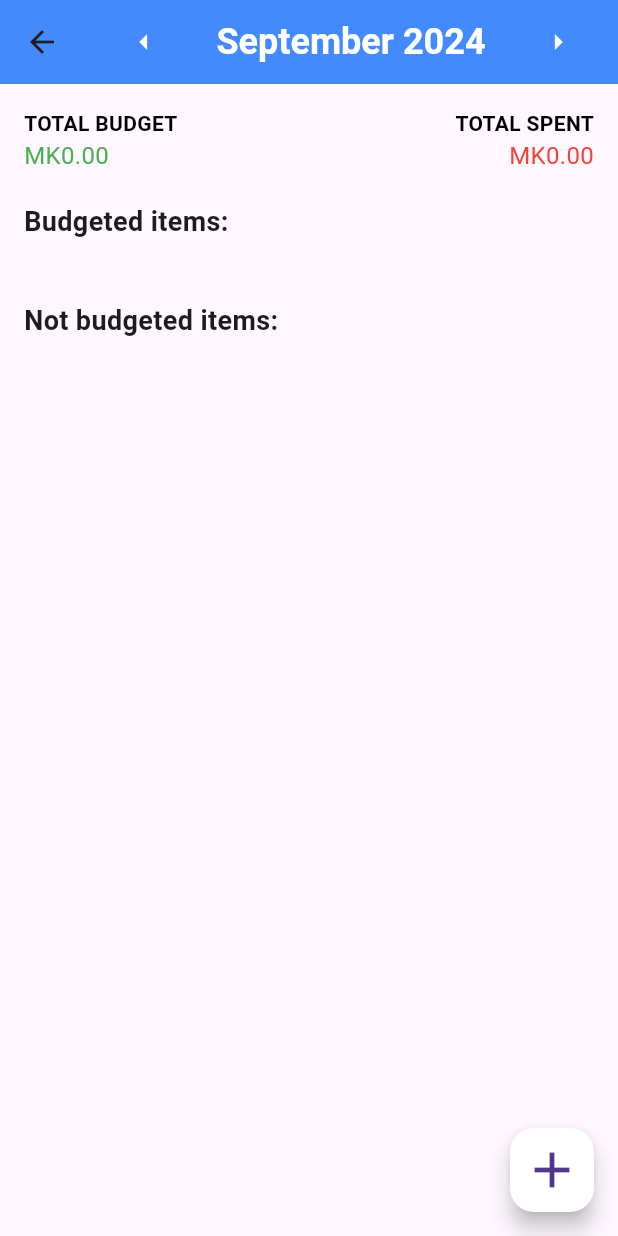
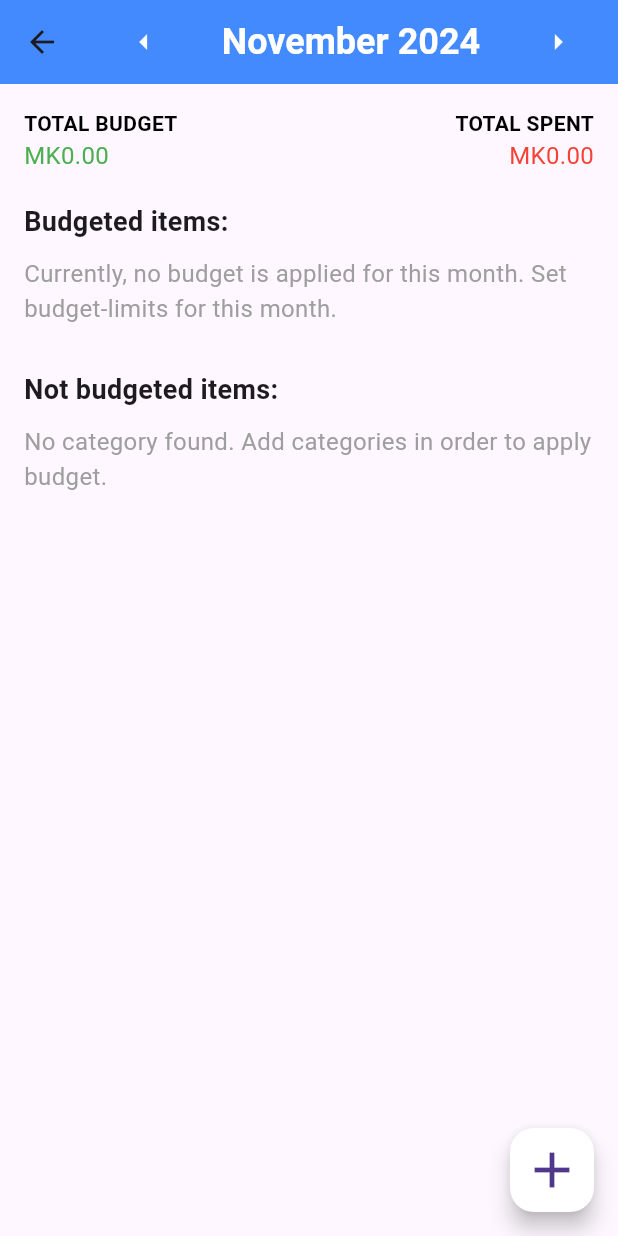
Before and after one commit to bsc-com-31-20/MobileAppDev, a Flutter app: the BudgetPage screen opened directly, on a phone screen of 412 x 824 dp. Run offline on Flutter 3.47's test engine with Material 3 defaults, Android fonts, the phone set to English and light mode, and no system bars; our stand-ins replace cached_network_image, font_awesome_flutter, google_fonts, image_picker, pie_chart, supabase_flutter; accounts and stored records are empty.

Commit message:
Added text in cases where actual data is created

```diff
--- a/lib/pages/account_model.dart
+++ b/lib/pages/account_model.dart
@@ -64,7 +64,7 @@ class AccountModel with ChangeNotifier {
       await supabaseClient.from('accounts').insert({
         'type': type,
         'balance': balance,
-        'ignored': false,
+        'deactivated': false,
         'user_id': userId, // Include user_id
       }).execute();
 
@@ -111,12 +111,12 @@ class AccountModel with ChangeNotifier {
   Future<void> toggleIgnore(int index) async {
     if (index >= 0 && index < _accounts.length) {
       final id = _accounts[index]['id'];
-      final currentState = _accounts[index]['ignored'];
+      final currentState = _accounts[index]['deactivated'];
 
       try {
         await supabaseClient
             .from('accounts')
-            .update({'ignored': !currentState})
+            .update({'deactivated': !currentState})
             .eq('id', id)
             .execute();
 
--- a/lib/pages/budget_page.dart
+++ b/lib/pages/budget_page.dart
@@ -11,8 +11,7 @@ class BudgetPage extends StatefulWidget {
 }
 
 class _BudgetPageState extends State<BudgetPage> {
-  int _selectedIndex = 2;
-  String _selectedMonth = 'September 2024';
+  String _selectedMonth = 'November 2024';
 
   double get _totalBudget {
     final categoryModel = Provider.of<CategoryModel>(context, listen: false);
@@ -30,7 +29,6 @@ class _BudgetPageState extends State<BudgetPage> {
     );
   }
 
-  // Update the spent amount for a budgeted category
   void _updateSpentAmount(String category, double spentAmount) {
     final categoryModel = Provider.of<CategoryModel>(context, listen: false);
     categoryModel.updateSpentAmount(category, spentAmount);
@@ -75,7 +73,6 @@ class _BudgetPageState extends State<BudgetPage> {
     setState(() {});
   }
 
-  // Show dialog to set or change budget
   void _showBudgetDialog(Map<String, dynamic> item, {bool isNew = false}) {
     TextEditingController amountController = TextEditingController(
       text: isNew ? '' : item['amount'].toString(),
@@ -123,7 +120,6 @@ class _BudgetPageState extends State<BudgetPage> {
     );
   }
 
-  // Show confirmation dialog to remove budget
   void _showRemoveConfirmationDialog(Map<String, dynamic> item) {
     showDialog(
       context: context,
@@ -194,7 +190,6 @@ class _BudgetPageState extends State<BudgetPage> {
           child: Column(
             crossAxisAlignment: CrossAxisAlignment.start,
             children: [
-              // Total Budget and Total Spent
               Row(
                 mainAxisAlignment: MainAxisAlignment.spaceBetween,
                 children: [
@@ -239,8 +234,6 @@ class _BudgetPageState extends State<BudgetPage> {
                 ],
               ),
               const SizedBox(height: 20),
-
-              // Budgeted items
               Text(
                 'Budgeted items:',
                 style: const TextStyle(
@@ -249,12 +242,20 @@ class _BudgetPageState extends State<BudgetPage> {
                 ),
               ),
               const SizedBox(height: 10),
-              Column(
+              budgetedItems.isEmpty
+                  ? const Center(
+                      child: Text(
+                        'Currently, no budget is applied for this month. Set budget-limits for this month.',
+                        style: TextStyle(fontSize: 16, color: Colors.grey),
+                      ),
+                    )
+                  : Column(
                       children: budgetedItems.map((item) {
                         double remaining =
                             (item['amount'] ?? 0.0) - (item['spent'] ?? 0.0);
                         return ListTile(
-                    leading: Icon(item['icon'] ?? Icons.category, size: 40),
+                          leading:
+                              Icon(item['icon'] ?? Icons.category, size: 40),
                           title: Text(item['label'] ?? 'Unnamed',
                               style: const TextStyle(fontSize: 16)),
                           subtitle: Column(
@@ -264,8 +265,8 @@ class _BudgetPageState extends State<BudgetPage> {
                               Text('Spent: MK${item['spent']}'),
                               Text('Remaining: MK$remaining'),
                               LinearProgressIndicator(
-                          value:
-                              item['spent'] / (item['amount'] as double? ?? 1),
+                                value: item['spent'] /
+                                    (item['amount'] as double? ?? 1),
                                 color: Colors.red,
                                 backgroundColor: Colors.grey[200],
                               ),
@@ -284,24 +285,31 @@ class _BudgetPageState extends State<BudgetPage> {
                               const PopupMenuItem(
                                   value: 'change', child: Text('Change Limit')),
                               const PopupMenuItem(
-                            value: 'remove', child: Text('Remove Budget')),
+                                  value: 'remove',
+                                  child: Text('Remove Budget')),
                             ],
                           ),
                         );
                       }).toList(),
                     ),
               const SizedBox(height: 30),
-
-              // Not Budgeted Items
               const Text(
                 'Not budgeted items:',
                 style: TextStyle(fontSize: 18, fontWeight: FontWeight.bold),
               ),
               const SizedBox(height: 10),
-              Column(
+              notBudgetedItems.isEmpty
+                  ? const Center(
+                      child: Text(
+                        'No category found. Add categories in order to apply budget.',
+                        style: TextStyle(fontSize: 16, color: Colors.grey),
+                      ),
+                    )
+                  : Column(
                       children: notBudgetedItems.map((item) {
                         return ListTile(
-                    leading: Icon(item['icon'] ?? Icons.category, size: 40),
+                          leading:
+                              Icon(item['icon'] ?? Icons.category, size: 40),
                           title: Text(item['name'] ?? 'Unnamed',
                               style: const TextStyle(fontSize: 16)),
                           trailing: ElevatedButton(
--- a/pubspec.yaml
+++ b/pubspec.yaml
@@ -15,6 +15,7 @@ dependencies:
   fl_chart: ^0.67.0
   provider: ^6.0.0
   pie_chart: ^5.4.0
+  shared_preferences: ^2.1.0
 
   google_fonts: ^6.2.1
   font_awesome_flutter: ^10.4.0
```
Also changed, not shown: lib/pages/accounts_page.dart (+52 -7 lines), lib/pages/analysis_page.dart (+6 -1 lines), lib/pages/category_page.dart (+23 -10 lines), pubspec.lock. Lines whose indentation alone changed are shown as unchanged.
